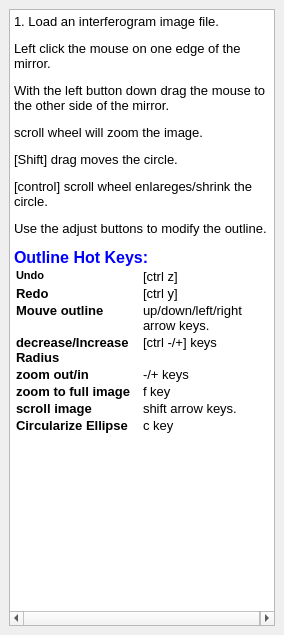
githubdoe/DFTFringe, file outlinehelpdocwidget.ui: the form before one commit.
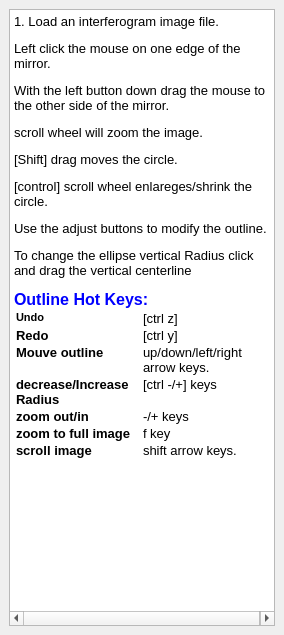
The form after the commit.

```diff
--- a/outlinehelpdocwidget.ui
+++ b/outlinehelpdocwidget.ui
@@ -38,6 +38,7 @@
 &lt;p style=&quot; margin-top:12px; margin-bottom:12px; margin-left:0px; margin-right:0px; -qt-block-indent:0; text-indent:0px;&quot;&gt;&lt;span style=&quot; font-size:10pt;&quot;&gt;[Shift] drag moves the circle.&lt;/span&gt;&lt;/p&gt;
 &lt;p style=&quot; margin-top:12px; margin-bottom:12px; margin-left:0px; margin-right:0px; -qt-block-indent:0; text-indent:0px;&quot;&gt;&lt;span style=&quot; font-size:10pt;&quot;&gt;[control] scroll wheel enlareges/shrink the circle.&lt;/span&gt;&lt;/p&gt;
 &lt;p style=&quot; margin-top:12px; margin-bottom:12px; margin-left:0px; margin-right:0px; -qt-block-indent:0; text-indent:0px;&quot;&gt;&lt;span style=&quot; font-size:10pt;&quot;&gt;Use the adjust buttons to modify the outline.&lt;/span&gt;&lt;/p&gt;
+&lt;p style=&quot; margin-top:12px; margin-bottom:12px; margin-left:0px; margin-right:0px; -qt-block-indent:0; text-indent:0px;&quot;&gt;&lt;span style=&quot; font-size:10pt;&quot;&gt;To change the ellipse vertical Radius click and drag the vertical centerline&lt;/span&gt;&lt;/p&gt;
 &lt;p style=&quot; margin-top:12px; margin-bottom:12px; margin-left:0px; margin-right:0px; -qt-block-indent:0; text-indent:0px;&quot;&gt;&lt;span style=&quot; font-size:12pt; font-weight:600; color:#0000ff;&quot;&gt;Outline Hot Keys:&lt;/span&gt;&lt;/p&gt;
 &lt;table border=&quot;0&quot; style=&quot; margin-top:0px; margin-bottom:0px; margin-left:0px; margin-right:0px;&quot; cellspacing=&quot;2&quot; cellpadding=&quot;0&quot;&gt;
 &lt;tr&gt;
@@ -83,10 +84,8 @@
 &lt;p style=&quot; margin-top:12px; margin-bottom:12px; margin-left:0px; margin-right:0px; -qt-block-indent:0; text-indent:0px;&quot;&gt;&lt;span style=&quot; font-size:10pt;&quot;&gt;shift arrow keys.&lt;/span&gt;&lt;/p&gt;&lt;/td&gt;
 &lt;td&gt;&lt;/td&gt;&lt;/tr&gt;
 &lt;tr&gt;
-&lt;td&gt;
-&lt;p style=&quot; margin-top:12px; margin-bottom:12px; margin-left:0px; margin-right:0px; -qt-block-indent:0; text-indent:0px;&quot;&gt;&lt;span style=&quot; font-size:10pt; font-weight:600;&quot;&gt;Circularize Ellipse&lt;/span&gt;&lt;/p&gt;&lt;/td&gt;
-&lt;td&gt;
-&lt;p style=&quot; margin-top:12px; margin-bottom:12px; margin-left:0px; margin-right:0px; -qt-block-indent:0; text-indent:0px;&quot;&gt;&lt;span style=&quot; font-size:10pt;&quot;&gt;c key&lt;/span&gt;&lt;/p&gt;&lt;/td&gt;
+&lt;td&gt;&lt;/td&gt;
+&lt;td&gt;&lt;/td&gt;
 &lt;td&gt;&lt;/td&gt;&lt;/tr&gt;&lt;/table&gt;
 &lt;p style=&quot;-qt-paragraph-type:empty; margin-top:0px; margin-bottom:0px; margin-left:0px; margin-right:0px; -qt-block-indent:0; text-indent:0px; font-size:8pt;&quot;&gt;&lt;br /&gt;&lt;/p&gt;
 &lt;p style=&quot;-qt-paragraph-type:empty; margin-top:0px; margin-bottom:0px; margin-left:0px; margin-right:0px; -qt-block-indent:0; text-indent:0px;&quot;&gt;&lt;br /&gt;&lt;/p&gt;
```
